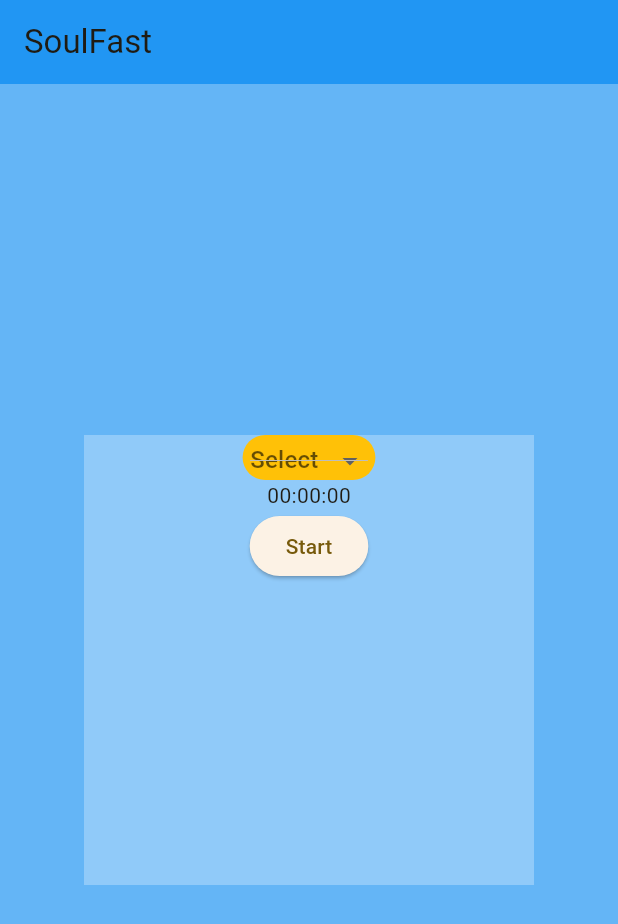
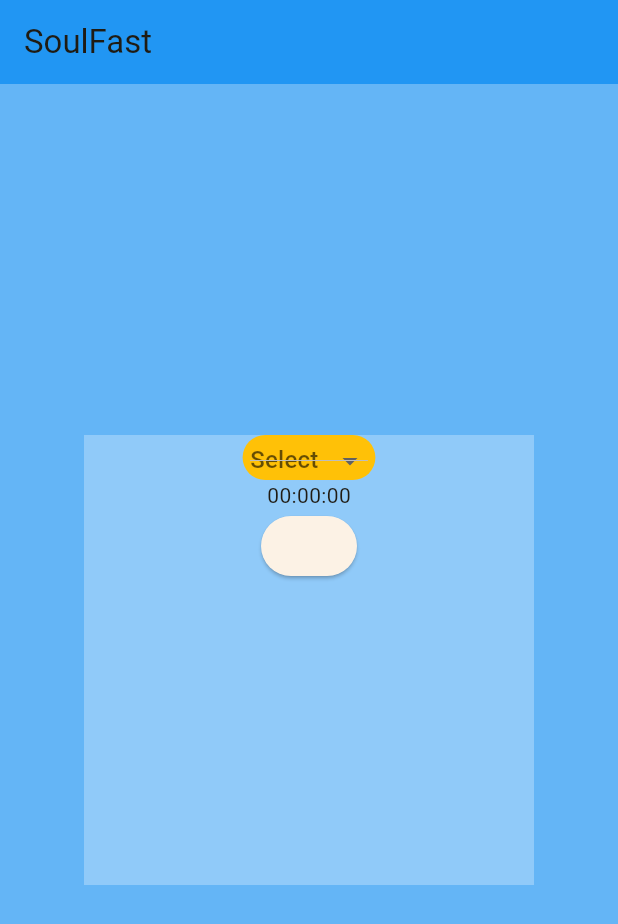
Before and after one commit to ilhamafandi21/soul-fast, a Flutter app: the screen it shows after launch, on a phone screen of 412 x 824 dp. Shown: the top 924 px of the screen. Run offline on Flutter 3.47's test engine with Material 3 defaults, Android fonts, the phone set to English and light mode, and no system bars.

Commit message:
08-NOV-2025

```diff
--- a/lib/pages/home.dart
+++ b/lib/pages/home.dart
@@ -110,7 +110,7 @@ class _HomeState extends State<Home> {
                     child: Text(
                       (countdownFasting != null && countdownFasting!.isActive)
                           ? 'Cancel'
-                          : 'Start',
+                          : '',
                     ),
                   ),
                 ],
```
